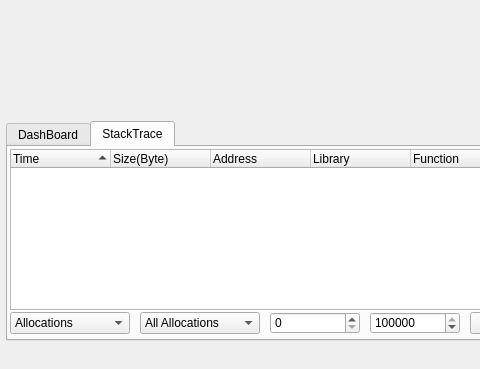
This is mainwindow.ui in Tencent/loli_profiler as Qt 5 draws it before an edit; both pictures show x 0 to 480 and y 271 to 640 of the 1024 by 640 pixel window. The edited form follows.
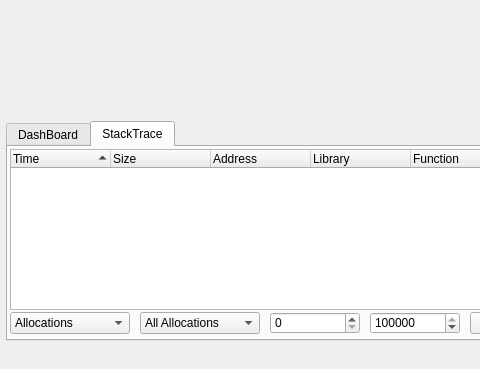
This is the edited form. The open tabs and pages were chosen to show the change. Icons and pictures are not drawn.

Commit message: optimize file load speed

What changed in the file:
```diff
--- a/mainwindow.ui
+++ b/mainwindow.ui
@@ -287,7 +287,7 @@
          <attribute name="title">
           <string>StackTrace</string>
          </attribute>
-         <layout class="QHBoxLayout" name="horizontalLayout_2">
+         <layout class="QVBoxLayout" name="verticalLayout_5">
           <property name="spacing">
            <number>2</number>
           </property>
@@ -364,7 +364,7 @@
                 </column>
                 <column>
                  <property name="text">
-                  <string>Size(Byte)</string>
+                  <string>Size</string>
                  </property>
                 </column>
                 <column>
```
Left out of the diff: 21 changed lines with no effect on the pictures. Lines whose indentation alone changed are shown as unchanged. The commit also changes 2 other files.
